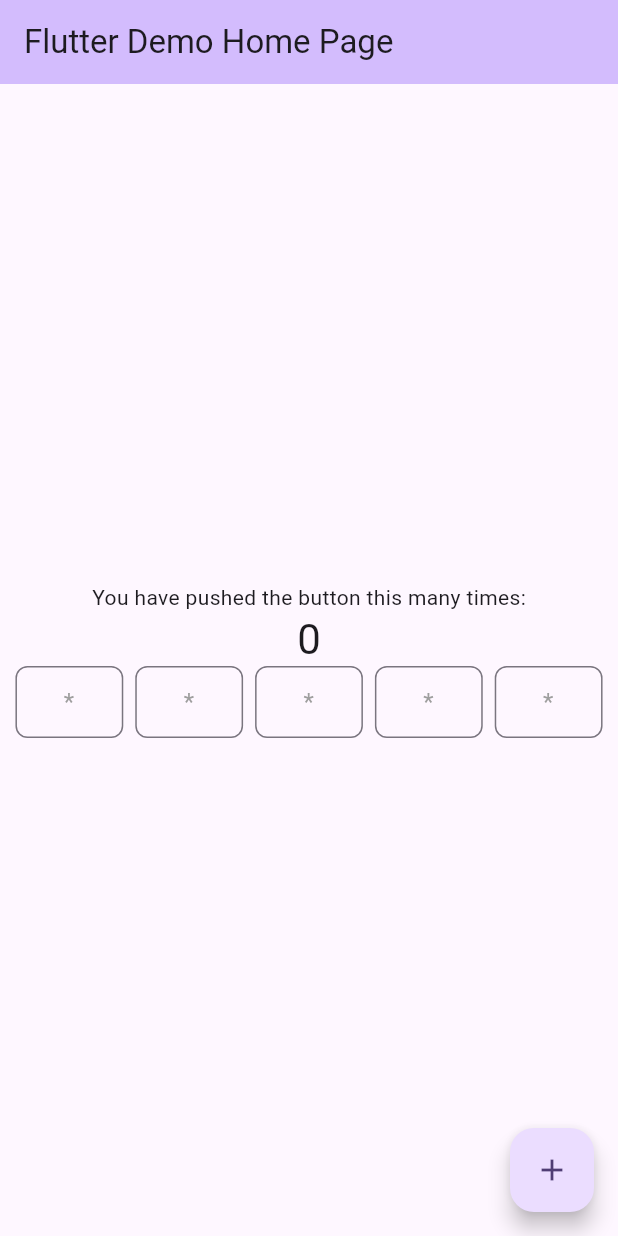
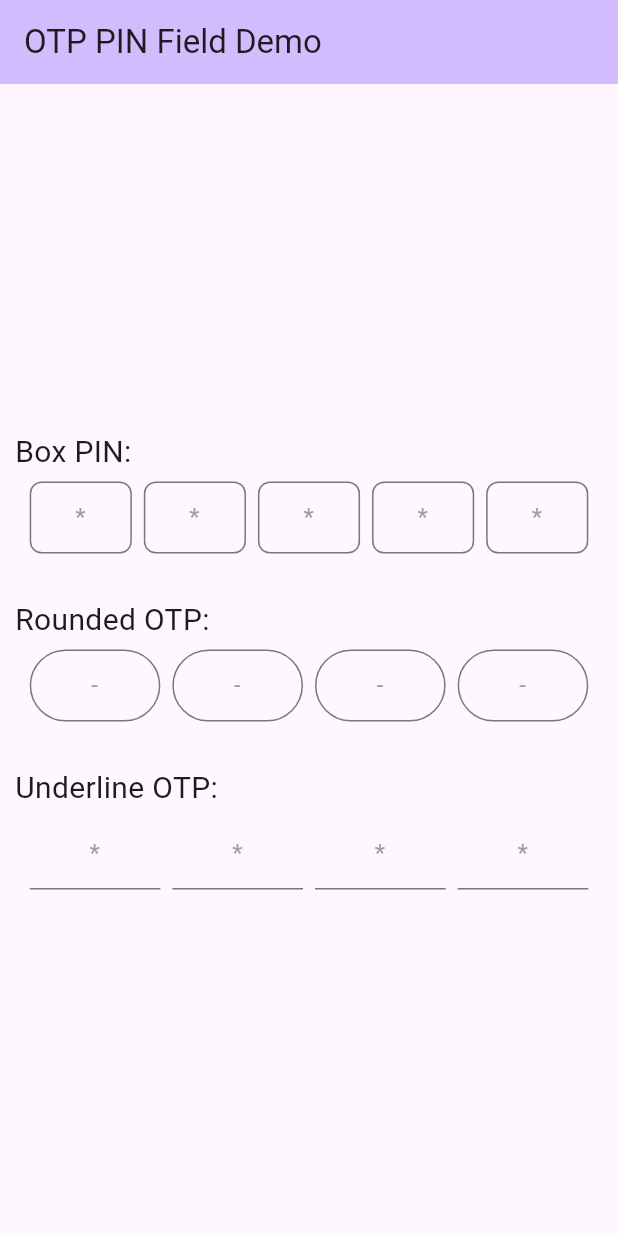
Before and after one commit to suhail7cb/pin_opt_field, a Flutter app: the screen it shows after launch, on a phone screen of 412 x 824 dp. Run offline on Flutter 3.47's test engine with Material 3 defaults, Android fonts, the phone set to English and light mode, and no system bars.

Commit message:
Updated example.

```diff
--- a/example/lib/main.dart
+++ b/example/lib/main.dart
@@ -16,7 +16,7 @@ class MyApp extends StatelessWidget {
       theme: ThemeData(
        colorScheme: ColorScheme.fromSeed(seedColor: Colors.deepPurple),
       ),
-      home: const MyHomePage(title: 'Flutter Demo Home Page'),
+      home: const MyHomePage(title: 'OTP PIN Field Demo'),
     );
   }
 }
@@ -33,54 +33,65 @@ class MyHomePage extends StatefulWidget {
 class _MyHomePageState extends State<MyHomePage> {
   int _counter = 0;
 
-  void _incrementCounter() {
-    setState(() {
-      _counter++;
-    });
-  }
 
   @override
   Widget build(BuildContext context) {
 
     return Scaffold(
       appBar: AppBar(
-
         backgroundColor: Theme.of(context).colorScheme.inversePrimary,
-        // Here we take the value from the MyHomePage object that was created by
-        // the App.build method, and use it to set our appbar title.
         title: Text(widget.title),
       ),
-      body: Center(
-        // Center is a layout widget. It takes a single child and positions it
-        // in the middle of the parent.
+      body: Padding(
+        padding: const EdgeInsets.all(10.0),
         child: Column(
          mainAxisAlignment: MainAxisAlignment.center,
+          crossAxisAlignment: CrossAxisAlignment.start,
           children: <Widget>[
-            const Text('You have pushed the button this many times:'),
-            Text(
-              '$_counter',
-              style: Theme.of(context).textTheme.headlineMedium,
-            ),
-
+            Text('Box PIN:', style: TextStyle(fontSize: 20),),
+            SizedBox(height: 5,),
             PinOtpField(
               length: 5, // OTP length
-              decorator: BoxOtpDecorator(), // Custom decorator for boxed style
+              decorator: BoxOtpDecorator(hintChar: '*'), // Custom decorator for boxed style
               obscure: false, // Show or hide input
               hintChar: '*', // Custom hint character
+              onCompleted: (String otp) {
+                // Action when OTP entry is complete
+                print('PIN entered: $otp');
+                // Add further OTP validation logic here if needed
+              },
+            ),
+            SizedBox(height: 30,),
+            Text('Rounded OTP:', style: TextStyle(fontSize: 20),),
+            SizedBox(height: 5,),
+            PinOtpField(
+              length: 4, // OTP length
+              decorator: CircleOtpDecorator(hintChar: '-'), // Custom decorator for boxed style
+              obscure: false, // Show or hide input
+              hintChar: '', // Custom hint character
               onCompleted: (String otp) {
                 // Action when OTP entry is complete
                 print('OTP entered: $otp');
                 // Add further OTP validation logic here if needed
               },
             ),
+            SizedBox(height: 30,),
+            Text('Underline OTP:', style: TextStyle(fontSize: 20),),
+            SizedBox(height: 5,),
+            PinOtpField(
+              length: 4, // OTP length
+              decorator: UnderlineOtpDecorator(hintChar: '*'), // Custom decorator for boxed style
+              obscure: false, // Show or hide input
+              hintChar: '', // Custom hint character
+              onCompleted: (String otp) {
+                // Action when OTP entry is complete
+                print('OTP entered: $otp');
+                // Add further OTP validation logic here if needed
+              },
+            )
           ],
         ),
       ),
-      floatingActionButton: FloatingActionButton(
-        onPressed: _incrementCounter,
-        tooltip: 'Increment',
-        child: const Icon(Icons.add),
-      ), // This trailing comma makes auto-formatting nicer for build methods.
     );
   }
 }
--- a/lib/pin_otp_field.dart
+++ b/lib/pin_otp_field.dart
@@ -44,7 +44,7 @@ class PinOtpField extends StatefulWidget {
     required this.length,
     required this.decorator,
     this.obscure = false,
-    this.hintChar = '*',
+    this.hintChar = '',
     required this.onCompleted,
   }) : super(key: key);
 
@@ -96,14 +96,11 @@ class _PinOtpFieldState extends State<PinOtpField> {
       keyboardType: TextInputType.number, // Numeric keyboard for OTP digits
       // maxLength: 2, // Only allow one character per field
       maxLength: widget.length, // Only allow one character per field
-
         onChanged: (value) {
-
         //To check if value is pasted or typed
           if (value.length == widget.length) {
             _handlePaste(value);
           }
-
           else {
             if (value.length > 1) {
               // This can happen if user pastes or quickly types: keep only last char
@@ -133,17 +130,14 @@ class _PinOtpFieldState extends State<PinOtpField> {
             if (_controllers.every((c) => c.text.isNotEmpty)) {
               widget.onCompleted(_controllers.map((c) => c.text).join());
             }
-
             setState(() {});
           }
         }
-
     );
   }
 
   void _handlePaste(String pastedText) {
     // Distribute pasted text across fields
-
     for (int i = 0; i < widget.length; i++) {
       if (i < pastedText.length) {
         _controllers[i].text = pastedText[i];
@@ -160,11 +154,8 @@ class _PinOtpFieldState extends State<PinOtpField> {
     if (_controllers.every((c) => c.text.isNotEmpty)) {
       widget.onCompleted(_controllers.map((c) => c.text).join());
     }
-
     setState(() {});
-
   }
-
 
   @override
   Widget build(BuildContext context) {
@@ -175,7 +166,6 @@ class _PinOtpFieldState extends State<PinOtpField> {
         double totalWidth = constraints.maxWidth * 0.95;
         // Calculate width for each field, accounting for 8px gap between fields
         double fieldWidth = (totalWidth - (widget.length - 1) * 8) / widget.length;
-
         // Layout input fields horizontally with spacing and fixed width
         return Row(
           mainAxisAlignment: MainAxisAlignment.center,
--- a/lib/pin_otp_field_decoration.dart
+++ b/lib/pin_otp_field_decoration.dart
@@ -24,7 +24,7 @@ class BoxOtpDecorator implements OtpFieldDecorator {
     this.borderColor = Colors.grey,
     this.borderRadius = 8.0,
     this.fillColor = Colors.transparent,
-    this.hintChar = '*',
+    this.hintChar = '',
     this.hintStyle,
   });
 
@@ -62,7 +62,7 @@ class CircleOtpDecorator implements OtpFieldDecorator {
     this.borderColor = Colors.grey,
     this.borderRadius = 30.0, // large radius for circle shape
     this.fillColor = Colors.transparent,
-    this.hintChar = '*',
+    this.hintChar = '',
     this.hintStyle,
   });
 
@@ -96,7 +96,7 @@ class UnderlineOtpDecorator implements OtpFieldDecorator {
   UnderlineOtpDecorator({
     this.borderColor = Colors.grey,
     this.fillColor = Colors.transparent,
-    this.hintChar = '*',
+    this.hintChar = '',
     this.hintStyle,
   });
 
```
